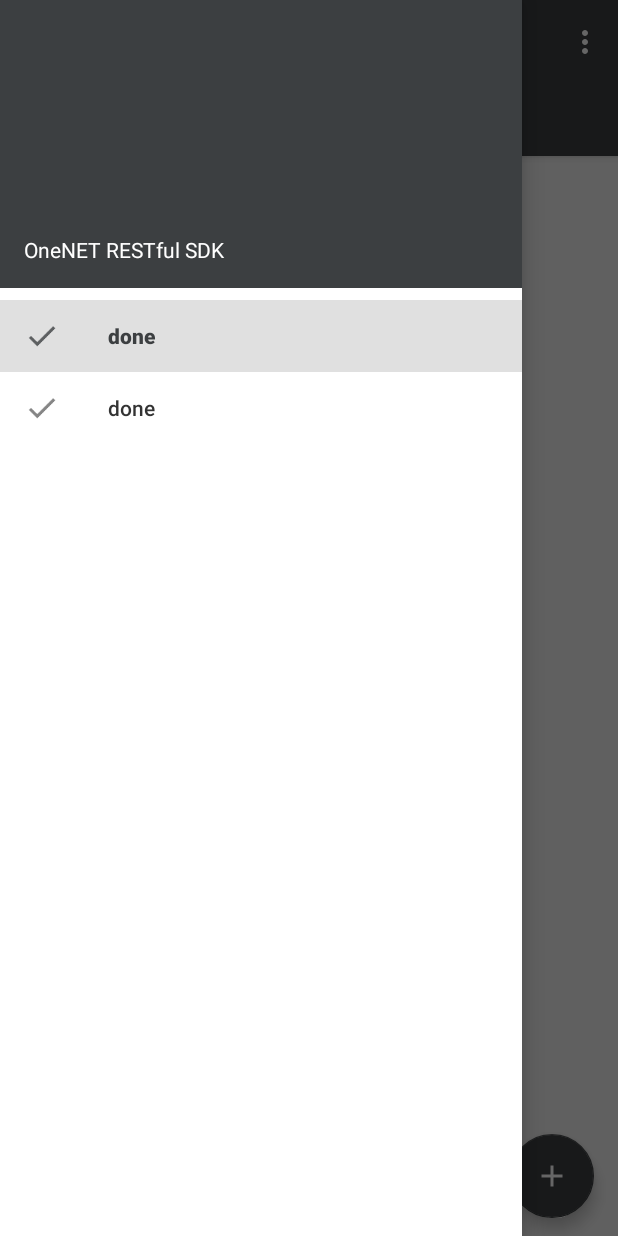
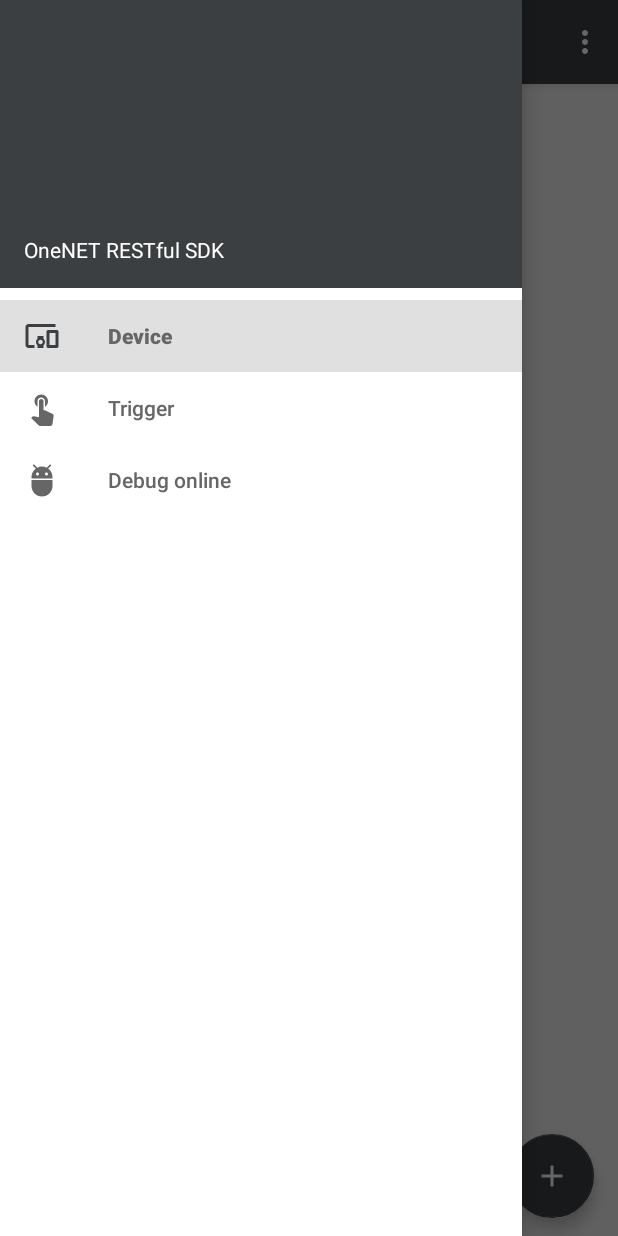
Before and after one commit to cm-heclouds/AndroidSDK, an Android app: the screen it shows after launch (MainActivity), with the side drawer open, on a phone screen of 412 x 824 dp. Run offline under Robolectric (Android 15) with nearby library versions, the phone set to English and light mode, and no system bars; libraries missing offline, so code that uses them is left out: com.chad.library, com.github.clans.fab; plain views replace FloatingActionButton; 11 statements that could not run were skipped.

Commit message:
add sample

```diff
--- a/app/src/main/java/com/chinamobile/iot/onenet/sdksample/activity/EditApiKeyActivity.java
+++ b/app/src/main/java/com/chinamobile/iot/onenet/sdksample/activity/EditApiKeyActivity.java
@@ -61,7 +61,7 @@ public class EditApiKeyActivity extends AppCompatActivity {
 
     @Override
     public boolean onCreateOptionsMenu(Menu menu) {
-        getMenuInflater().inflate(R.menu.menu_edit_apikey, menu);
+        getMenuInflater().inflate(R.menu.menu_done, menu);
         return super.onCreateOptionsMenu(menu);
     }
 }
--- a/app/src/main/java/com/chinamobile/iot/onenet/sdksample/activity/MainActivity.java
+++ b/app/src/main/java/com/chinamobile/iot/onenet/sdksample/activity/MainActivity.java
@@ -18,9 +18,11 @@ import android.support.v7.widget.Toolbar;
 import android.view.Menu;
 import android.view.MenuItem;
 import android.view.View;
+import android.widget.FrameLayout;
 
 import com.chinamobile.iot.onenet.OneNetApi;
 import com.chinamobile.iot.onenet.sdksample.R;
+import com.chinamobile.iot.onenet.sdksample.fragment.DebugToolsFragment;
 import com.chinamobile.iot.onenet.sdksample.fragment.DeviceListFragment;
 import com.chinamobile.iot.onenet.sdksample.fragment.TriggerListFragment;
 import com.chinamobile.iot.onenet.sdksample.utils.Preferences;
@@ -30,15 +32,13 @@ import java.util.List;
 
 public class MainActivity extends AppCompatActivity {
 
-    private TabLayout mTabLayout;
-    private ViewPager mViewPager;
-
-    private List<Fragment> mFragmentList = new ArrayList<>(2);
-    private List<String> mPagerTitles = new ArrayList<>(2);
-
     private Toolbar mToolbar;
     private DrawerLayout mDrawerLayout;
     private ActionBarDrawerToggle mDrawerToggle;
+
+    private DeviceListFragment mDeviceListFragment = DeviceListFragment.newInstance();
+    private TriggerListFragment mTriggerListFragment = TriggerListFragment.newInstance();
+    private DebugToolsFragment mDebugToolsFragment = DebugToolsFragment.newInstance();
 
     @Override
     public void onCreate(@Nullable Bundle savedInstanceState) {
@@ -46,15 +46,6 @@ public class MainActivity extends AppCompatActivity {
         setContentView(R.layout.activity_main);
         mToolbar = (Toolbar) findViewById(R.id.toolbar);
         setSupportActionBar(mToolbar);
-
-        mFragmentList.add(DeviceListFragment.newInstance());
-        mFragmentList.add(TriggerListFragment.newInstance());
-        mPagerTitles.add(getResources().getString(R.string.device));
-        mPagerTitles.add(getResources().getString(R.string.trigger));
-        mTabLayout = (TabLayout) findViewById(R.id.tab_layout);
-        mViewPager = (ViewPager) findViewById(R.id.view_pager);
-        mViewPager.setAdapter(mAdapter);
-        mTabLayout.setupWithViewPager(mViewPager, true);
 
         String apikey = Preferences.getInstance(this).getString(Preferences.API_KEY, "");
         if (0 == apikey.length()) {
@@ -81,6 +72,8 @@ public class MainActivity extends AppCompatActivity {
         NavigationView navigationView = (NavigationView) findViewById(R.id.navigation_view);
         navigationView.setNavigationItemSelectedListener(mOnNavigationItemSelectedListener);
         navigationView.setCheckedItem(R.id.device);
+
+        getSupportFragmentManager().beginTransaction().replace(R.id.fragment, mDeviceListFragment).commit();
     }
 
     @Override
@@ -99,40 +92,43 @@ public class MainActivity extends AppCompatActivity {
         return super.onOptionsItemSelected(item);
     }
 
-    private FragmentPagerAdapter mAdapter = new FragmentPagerAdapter(getSupportFragmentManager()) {
-        @Override
-        public Fragment getItem(int position) {
-            return mFragmentList.get(position);
-        }
-
-        @Override
-        public int getCount() {
-            return mFragmentList.size();
-        }
-
-        @Override
-        public CharSequence getPageTitle(int position) {
-            return mPagerTitles.get(position);
-        }
-    };
-
     NavigationView.OnNavigationItemSelectedListener mOnNavigationItemSelectedListener = new NavigationView.OnNavigationItemSelectedListener() {
         @Override
         public boolean onNavigationItemSelected(@NonNull MenuItem item) {
             mDrawerLayout.closeDrawer(GravityCompat.START);
 
             Fragment fragment = null;
+            int titleResId = R.string.device;
             final FragmentTransaction ft = getSupportFragmentManager().beginTransaction();
             switch (item.getItemId()) {
-                case R.id.home:
+                case R.id.device:
+                    fragment = mDeviceListFragment;
+                    titleResId = R.string.device;
                     break;
-                case R.id.debug:
+
+                case R.id.trigger:
+                    fragment = mTriggerListFragment;
+                    titleResId = R.string.trigger;
+                    break;
+
+                case R.id.debug_online:
+                    fragment = mDebugToolsFragment;
+                    titleResId = R.string.debug_online;
                     break;
             }
 
-            //ft.replace(R.id.fragment, fragment).commit();
+            ft.replace(R.id.fragment, fragment).commit();
+            getSupportActionBar().setTitle(titleResId);
             return true;
         }
     };
 
+    @Override
+    public void onBackPressed() {
+        if (mDrawerLayout.isDrawerOpen(GravityCompat.START)) {
+            mDrawerLayout.closeDrawer(GravityCompat.START);
+        } else {
+            super.onBackPressed();
+        }
+    }
 }
--- /dev/null
+++ b/app/src/main/java/com/chinamobile/iot/onenet/sdksample/fragment/DebugToolsFragment.java
@@ -0,0 +1,11 @@
+package com.chinamobile.iot.onenet.sdksample.fragment;
+
+import android.support.v4.app.Fragment;
+
+public class DebugToolsFragment extends Fragment {
+
+    public static DebugToolsFragment newInstance() {
+        return new DebugToolsFragment();
+    }
+
+}
--- a/app/src/main/java/com/chinamobile/iot/onenet/sdksample/fragment/DeviceListFragment.java
+++ b/app/src/main/java/com/chinamobile/iot/onenet/sdksample/fragment/DeviceListFragment.java
@@ -1,5 +1,6 @@
 package com.chinamobile.iot.onenet.sdksample.fragment;
 
+import android.content.Intent;
 import android.os.Bundle;
 import android.support.annotation.Nullable;
 import android.support.v4.app.Fragment;
@@ -16,6 +17,7 @@ import com.chad.library.adapter.base.BaseViewHolder;
 import com.chinamobile.iot.onenet.OneNetApi;
 import com.chinamobile.iot.onenet.OneNetApiCallback;
 import com.chinamobile.iot.onenet.sdksample.R;
+import com.chinamobile.iot.onenet.sdksample.activity.AddDeviceActivity;
 import com.chinamobile.iot.onenet.sdksample.model.DeviceItem;
 import com.github.clans.fab.FloatingActionButton;
 import com.google.gson.Gson;
@@ -53,6 +55,7 @@ public class DeviceListFragment extends Fragment implements SwipeRefreshLayout.O
         mRecyclerView.setLayoutManager(new LinearLayoutManager(getContext()));
         mAdapter = new DeviceListAdapter();
         mRecyclerView.setAdapter(mAdapter);
+        mSwipeRefreshLayout.setColorSchemeColors(0xFFDA4336);
         mSwipeRefreshLayout.setOnRefreshListener(this);
         getDevices(false);
         mSwipeRefreshLayout.setRefreshing(true);
@@ -70,6 +73,7 @@ public class DeviceListFragment extends Fragment implements SwipeRefreshLayout.O
     public void onClick(View v) {
         switch (v.getId()) {
             case R.id.fab_add_device:
+                startActivity(new Intent(getActivity(), AddDeviceActivity.class));
                 break;
         }
     }
@@ -86,7 +90,12 @@ public class DeviceListFragment extends Fragment implements SwipeRefreshLayout.O
             helper.setText(R.id.id, "设备ID：" + item.getId());
             helper.setText(R.id.protocol, "设备接入协议：" + item.getProtocol());
             helper.setText(R.id.create_time, "创建时间：" + item.getCreateTime());
-            helper.setText(R.id.online, item.isOnline() ? "在线" : "离线");
+            if ("HTTP".equalsIgnoreCase(item.getProtocol())) {
+                helper.setVisible(R.id.online, false);
+            } else {
+                helper.setVisible(R.id.online, true);
+                helper.setText(R.id.online, item.isOnline() ? "在线" : "离线");
+            }
         }
     }
 
--- a/app/src/main/java/com/chinamobile/iot/onenet/sdksample/model/DeviceItem.java
+++ b/app/src/main/java/com/chinamobile/iot/onenet/sdksample/model/DeviceItem.java
@@ -8,7 +8,7 @@ public class DeviceItem {
     private String desc;
     @SerializedName("private")
     private boolean isPrivate;
-    private String protocol;
+    private String protocol = "HTTP";
     private boolean online;
     private Location location;
     @SerializedName("create_time")
--- /dev/null
+++ b/app/src/main/res/drawable/ic_debug_tools.xml
@@ -0,0 +1,9 @@
+<vector xmlns:android="http://schemas.android.com/apk/res/android"
+        android:width="24dp"
+        android:height="24dp"
+        android:viewportWidth="24.0"
+        android:viewportHeight="24.0">
+    <path
+        android:fillColor="#FF666666"
+        android:pathData="M5,16c0,3.87 3.13,7 7,7s7,-3.13 7,-7v-4L5,12v4zM16.12,4.37l2.1,-2.1 -0.82,-0.83 -2.3,2.31C14.16,3.28 13.12,3 12,3s-2.16,0.28 -3.09,0.75L6.6,1.44l-0.82,0.83 2.1,2.1C6.14,5.64 5,7.68 5,10v1h14v-1c0,-2.32 -1.14,-4.36 -2.88,-5.63zM9,9c-0.55,0 -1,-0.45 -1,-1s0.45,-1 1,-1 1,0.45 1,1 -0.45,1 -1,1zM15,9c-0.55,0 -1,-0.45 -1,-1s0.45,-1 1,-1 1,0.45 1,1 -0.45,1 -1,1z"/>
+</vector>
--- /dev/null
+++ b/app/src/main/res/drawable/ic_devices.xml
@@ -0,0 +1,9 @@
+<vector xmlns:android="http://schemas.android.com/apk/res/android"
+        android:width="24dp"
+        android:height="24dp"
+        android:viewportWidth="24.0"
+        android:viewportHeight="24.0">
+    <path
+        android:fillColor="#FF666666"
+        android:pathData="M3,6h18L21,4L3,4c-1.1,0 -2,0.9 -2,2v12c0,1.1 0.9,2 2,2h4v-2L3,18L3,6zM13,12L9,12v1.78c-0.61,0.55 -1,1.33 -1,2.22s0.39,1.67 1,2.22L9,20h4v-1.78c0.61,-0.55 1,-1.34 1,-2.22s-0.39,-1.67 -1,-2.22L13,12zM11,17.5c-0.83,0 -1.5,-0.67 -1.5,-1.5s0.67,-1.5 1.5,-1.5 1.5,0.67 1.5,1.5 -0.67,1.5 -1.5,1.5zM22,8h-6c-0.5,0 -1,0.5 -1,1v10c0,0.5 0.5,1 1,1h6c0.5,0 1,-0.5 1,-1L23,9c0,-0.5 -0.5,-1 -1,-1zM21,18h-4v-8h4v8z"/>
+</vector>
--- /dev/null
+++ b/app/src/main/res/drawable/ic_trigger.xml
@@ -0,0 +1,9 @@
+<vector xmlns:android="http://schemas.android.com/apk/res/android"
+        android:width="24dp"
+        android:height="24dp"
+        android:viewportWidth="24.0"
+        android:viewportHeight="24.0">
+    <path
+        android:fillColor="#FF666666"
+        android:pathData="M9,11.24L9,7.5C9,6.12 10.12,5 11.5,5S14,6.12 14,7.5v3.74c1.21,-0.81 2,-2.18 2,-3.74C16,5.01 13.99,3 11.5,3S7,5.01 7,7.5c0,1.56 0.79,2.93 2,3.74zM18.84,15.87l-4.54,-2.26c-0.17,-0.07 -0.35,-0.11 -0.54,-0.11L13,13.5v-6c0,-0.83 -0.67,-1.5 -1.5,-1.5S10,6.67 10,7.5v10.74l-3.43,-0.72c-0.08,-0.01 -0.15,-0.03 -0.24,-0.03 -0.31,0 -0.59,0.13 -0.79,0.33l-0.79,0.8 4.94,4.94c0.27,0.27 0.65,0.44 1.06,0.44h6.79c0.75,0 1.33,-0.55 1.44,-1.28l0.75,-5.27c0.01,-0.07 0.02,-0.14 0.02,-0.2 0,-0.62 -0.38,-1.16 -0.91,-1.38z"/>
+</vector>
--- a/app/src/main/res/layout/activity_edit_api_key.xml
+++ b/app/src/main/res/layout/activity_edit_api_key.xml
@@ -4,6 +4,7 @@
     xmlns:app="http://schemas.android.com/apk/res-auto"
     android:layout_width="match_parent"
     android:layout_height="match_parent"
+    android:fitsSystemWindows="true"
     android:orientation="vertical">
 
     <android.support.v7.widget.Toolbar
--- a/app/src/main/res/layout/activity_main.xml
+++ b/app/src/main/res/layout/activity_main.xml
@@ -24,24 +24,16 @@
                 android:layout_height="?attr/actionBarSize"
                 android:background="?attr/colorPrimary"
                 app:theme="@style/ToolbarStyle"
-                app:title="@string/app_name"/>
-
-            <android.support.design.widget.TabLayout
-                android:id="@+id/tab_layout"
-                style="@style/TabLayoutStyle"
-                android:layout_width="match_parent"
-                android:layout_height="wrap_content">
-
-            </android.support.design.widget.TabLayout>
+                app:title="@string/device"/>
 
         </android.support.design.widget.AppBarLayout>
 
-        <android.support.v4.view.ViewPager
-            android:id="@+id/view_pager"
+        <FrameLayout
+            android:id="@+id/fragment"
             android:layout_width="match_parent"
             android:layout_height="match_parent">
 
-        </android.support.v4.view.ViewPager>
+        </FrameLayout>
 
     </LinearLayout>
 
@@ -53,6 +45,7 @@
         android:background="#fff"
         android:fitsSystemWindows="true"
         app:headerLayout="@layout/sliding_menu_left_header"
-        app:menu="@menu/menu_drawer"/>
+        app:menu="@menu/menu_drawer"
+        app:itemTextColor="@color/textColorSecondary"/>
 
 </android.support.v4.widget.DrawerLayout>
--- a/app/src/main/res/menu/menu_drawer.xml
+++ b/app/src/main/res/menu/menu_drawer.xml
@@ -8,15 +8,18 @@
 
         <item
             android:id="@+id/device"
-            android:icon="@drawable/ic_action_done"
-            android:title="done"
-            app:showAsAction="always"/>
+            android:icon="@drawable/ic_devices"
+            android:title="@string/device"/>
 
         <item
-            android:id="@+id/debug"
-            android:icon="@drawable/ic_action_done"
-            android:title="done"
-            app:showAsAction="always"/>
+            android:id="@+id/trigger"
+            android:icon="@drawable/ic_trigger"
+            android:title="@string/trigger"/>
+
+        <item
+            android:id="@+id/debug_online"
+            android:icon="@drawable/ic_debug_tools"
+            android:title="@string/debug_online"/>
 
     </group>
 
--- a/app/src/main/res/values-v21/styles.xml
+++ b/app/src/main/res/values-v21/styles.xml
@@ -1,6 +1,6 @@
 <?xml version="1.0" encoding="utf-8"?>
 <resources>
-    <style name="AppTheme" parent="BaseTheme">
+    <style name="MainActivityTheme" parent="AppTheme">
         <item name="android:windowDrawsSystemBarBackgrounds">true</item>
         <item name="android:statusBarColor">@android:color/transparent</item>
     </style>
--- a/app/src/main/res/values/colors.xml
+++ b/app/src/main/res/values/colors.xml
@@ -1,6 +1,7 @@
 <?xml version="1.0" encoding="utf-8"?>
 <resources>
     <color name="white">#FFFFFF</color>
+    <color name="red">#DA4336</color>
 
     <color name="colorPrimary">#3C3F41</color>
     <color name="colorPrimaryDark">#2B2B2B</color>
--- a/app/src/main/res/values/strings.xml
+++ b/app/src/main/res/values/strings.xml
@@ -1,9 +1,10 @@
 <resources>
     <string name="app_name">OneNET RESTful SDK</string>
-
     <string name="apikey_edit_text_hint">Please input your apikey</string>
     <string name="apikey_edit_text_error">Apikey can not be empty!</string>
-
     <string name="device">Device</string>
     <string name="trigger">Trigger</string>
+    <string name="debug_online">Debug online</string>
+    <string name="add_device">Add device</string>
+    <string name="add_device_title_hint">Please input device title</string>
 </resources>
--- a/app/src/main/res/values/styles.xml
+++ b/app/src/main/res/values/styles.xml
@@ -11,6 +11,8 @@
     </style>
 
     <style name="AppTheme" parent="BaseTheme"></style>
+
+    <style name="MainActivityTheme" parent="AppTheme"></style>
 
     <style name="ToolbarStyle" parent="ThemeOverlay.AppCompat.Dark.ActionBar">
         <item name="android:colorBackground">@android:color/white</item>
```
Also changed, not shown: app/src/main/AndroidManifest.xml (+10 -2 lines), app/src/main/java/com/chinamobile/iot/onenet/sdksample/activity/AddDeviceActivity.java (added, +45 -0 lines), app/src/main/res/layout/activity_add_device.xml (added, +88 -0 lines), app/src/main/res/menu/menu_done.xml (renamed from app/src/main/res/menu/menu_edit_apikey.xml), 1 other file.
